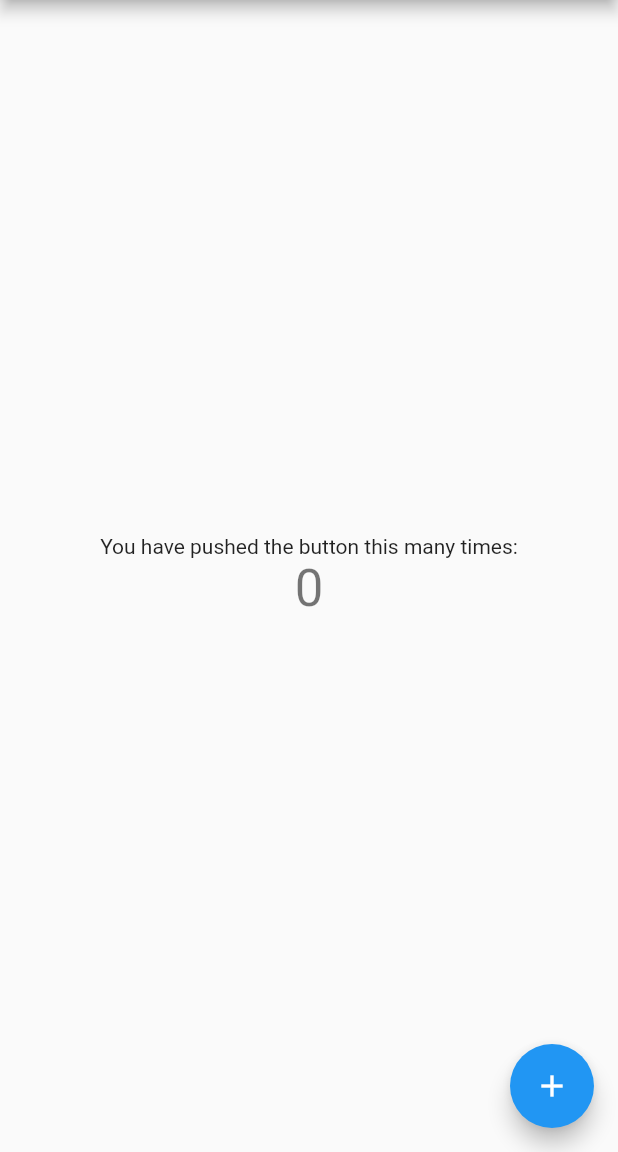
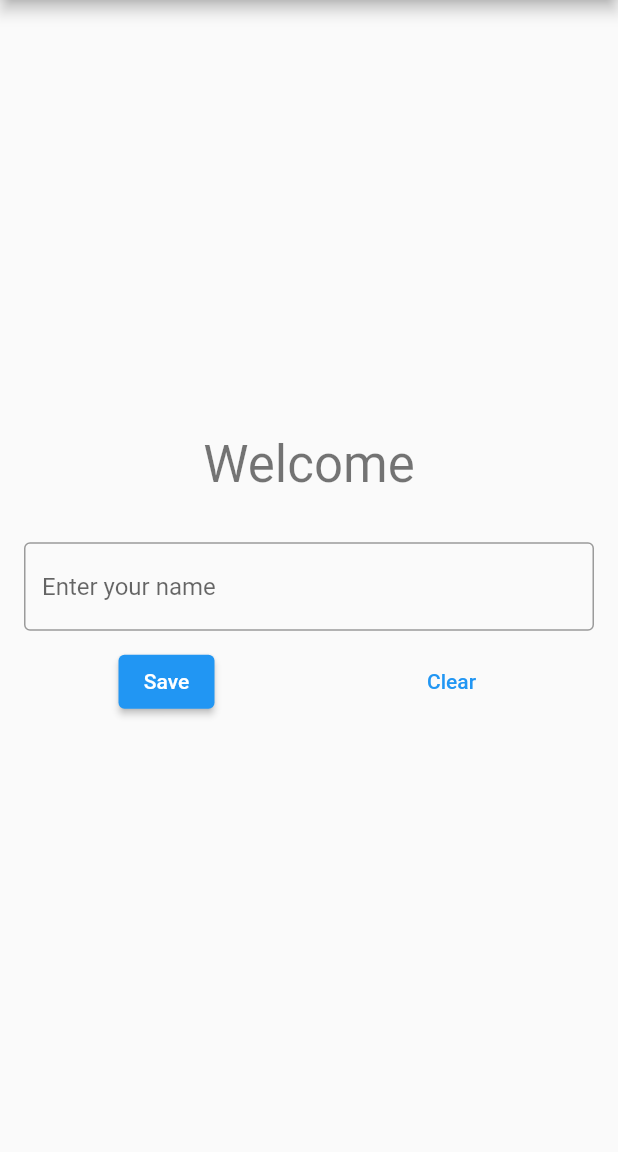
Before and after one commit to vince-nyanga/flutter-widget-tests, a Flutter app: the screen it shows after launch, on a phone screen of 412 x 824 dp, the part 84-1236 px from its top. Run offline on Flutter 3.47's test engine with Material 2 defaults, Android fonts, the phone set to English and light mode, and no system bars.

Commit message:
added tests

```diff
--- a/src/test_app/lib/main.dart
+++ b/src/test_app/lib/main.dart
@@ -29,16 +29,6 @@ class MyApp extends StatelessWidget {
 
 class MyHomePage extends StatefulWidget {
   MyHomePage({Key? key, required this.title}) : super(key: key);
-
-  // This widget is the home page of your application. It is stateful, meaning
-  // that it has a State object (defined below) that contains fields that affect
-  // how it looks.
-
-  // This class is the configuration for the state. It holds the values (in this
-  // case the title) provided by the parent (in this case the App widget) and
-  // used by the build method of the State. Fields in a Widget subclass are
-  // always marked "final".
-
   final String title;
 
   @override
@@ -46,68 +36,82 @@ class MyHomePage extends StatefulWidget {
 }
 
 class _MyHomePageState extends State<MyHomePage> {
-  int _counter = 0;
+  final TextEditingController _controller = TextEditingController();
+  String _name = '';
 
-  void _incrementCounter() {
+  @override
+  Widget build(BuildContext context) {
+    return Scaffold(
+      appBar: AppBar(
+        title: Text(widget.title),
+      ),
+      body: SafeArea(
+        minimum: EdgeInsets.all(16),
+        child: Center(
+        child: Column(
+          mainAxisAlignment: MainAxisAlignment.center,
+          crossAxisAlignment: CrossAxisAlignment.stretch,
+          children: <Widget>[
+            Text(
+              'Welcome',
+              textAlign: TextAlign.center,
+              style: Theme.of(context).textTheme.headline4,
+            ),
+            SizedBox(
+              height: 8,
+            ),
+            Text(
+              _name,
+            ),
+            SizedBox(
+              height: 8,
+            ),
+            TextField(
+              decoration: InputDecoration(
+                border: OutlineInputBorder(),
+                hintText: 'Enter your name',
+              ),
+              controller: _controller,
+            ),
+            SizedBox(
+              height: 10,
+            ),
+            Row(
+              mainAxisAlignment: MainAxisAlignment.spaceAround,
+              children: [
+                ElevatedButton(
+                  onPressed: _saveName,
+                  child: Text('Save'),
+                ),
+                TextButton(
+                  onPressed: _clearName,
+                  child: Text('Clear'))
+              ],
+            )
+          ],
+        ),
+      ),
+      )
+    );
+  }
+
+  void _saveName() {
     setState(() {
-      // This call to setState tells the Flutter framework that something has
-      // changed in this State, which causes it to rerun the build method below
-      // so that the display can reflect the updated values. If we changed
-      // _counter without calling setState(), then the build method would not be
-      // called again, and so nothing would appear to happen.
-      _counter++;
+      _name = _controller.text;
+      _controller.clear();
+    });
+  }
+
+  void _clearName() {
+    setState(() {
+      _name = '';
+      _controller.clear();
     });
   }
 
   @override
-  Widget build(BuildContext context) {
-    // This method is rerun every time setState is called, for instance as done
-    // by the _incrementCounter method above.
-    //
-    // The Flutter framework has been optimized to make rerunning build methods
-    // fast, so that you can just rebuild anything that needs updating rather
-    // than having to individually change instances of widgets.
-    return Scaffold(
-      appBar: AppBar(
-        // Here we take the value from the MyHomePage object that was created by
-        // the App.build method, and use it to set our appbar title.
-        title: Text(widget.title),
-      ),
-      body: Center(
-        // Center is a layout widget. It takes a single child and positions it
-        // in the middle of the parent.
-        child: Column(
-          // Column is also a layout widget. It takes a list of children and
-          // arranges them vertically. By default, it sizes itself to fit its
-          // children horizontally, and tries to be as tall as its parent.
-          //
-          // Invoke "debug painting" (press "p" in the console, choose the
-          // "Toggle Debug Paint" action from the Flutter Inspector in Android
-          // Studio, or the "Toggle Debug Paint" command in Visual Studio Code)
-          // to see the wireframe for each widget.
-          //
-          // Column has various properties to control how it sizes itself and
-          // how it positions its children. Here we use mainAxisAlignment to
-          // center the children vertically; the main axis here is the vertical
-          // axis because Columns are vertical (the cross axis would be
-          // horizontal).
-          mainAxisAlignment: MainAxisAlignment.center,
-          children: <Widget>[
-            Text(
-              'You have pushed the button this many times:',
-            ),
-            Text(
-              '$_counter',
-              style: Theme.of(context).textTheme.headline4,
-            ),
-          ],
-        ),
-      ),
-      floatingActionButton: FloatingActionButton(
-        onPressed: _incrementCounter,
-        tooltip: 'Increment',
-        child: Icon(Icons.add),
-      ), // This trailing comma makes auto-formatting nicer for build methods.
-    );
+  void dispose() {
+    _controller.dispose();
+    super.dispose();
   }
 }
```
Also changed, not shown: 1 other file.
